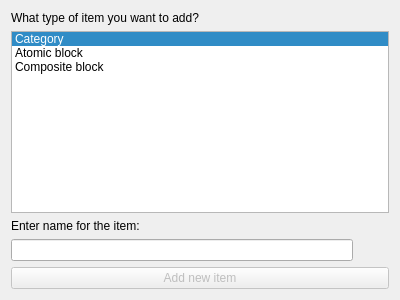
Before: the Qt Designer form src/newfiledialog.ui in ZADNE/icp2021, drawn with Qt 5.
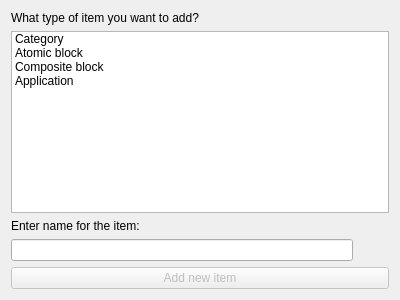
After: the same form once the commit is applied.

```diff
--- a/src/newfiledialog.ui
+++ b/src/newfiledialog.ui
@@ -24,7 +24,7 @@
    <item>
     <widget class="QListWidget" name="typeList">
      <property name="currentRow">
-      <number>0</number>
+      <number>-1</number>
      </property>
      <item>
       <property name="text">
@@ -41,6 +41,11 @@
        <string>Composite block</string>
       </property>
      </item>
+     <item>
+      <property name="text">
+       <string>Application</string>
+      </property>
+     </item>
     </widget>
    </item>
    <item>
```
